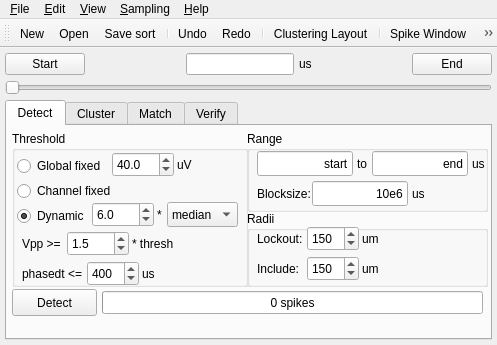
spyke/spyke, file spyke/spyke.ui: the form before one commit.
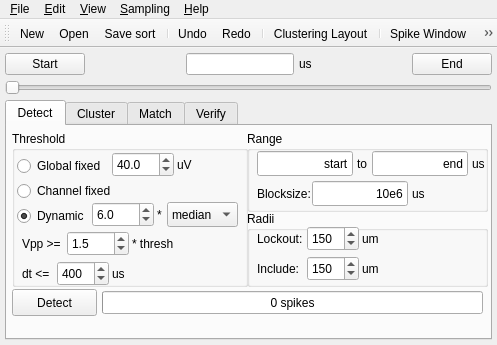
The form after the commit. Icons and pictures are not drawn. Custom widgets are drawn as their Qt base class.

Patch:
```diff
--- a/spyke/spyke.ui
+++ b/spyke/spyke.ui
@@ -303,7 +303,7 @@
         <widget class="QSpinBox" name="phaseDTSpinBox">
          <property name="geometry">
           <rect>
-           <x>75</x>
+           <x>45</x>
            <y>130</y>
            <width>52</width>
            <height>25</height>
@@ -322,7 +322,7 @@
         <widget class="QLabel" name="label_5">
          <property name="geometry">
           <rect>
-           <x>130</x>
+           <x>100</x>
            <y>135</y>
            <width>13</width>
            <height>15</height>
@@ -382,12 +382,12 @@
           <rect>
            <x>10</x>
            <y>135</y>
-           <width>66</width>
+           <width>36</width>
            <height>16</height>
           </rect>
          </property>
          <property name="text">
-          <string>phasedt &lt;= </string>
+          <string>dt &lt;= </string>
          </property>
         </widget>
         <widget class="QDoubleSpinBox" name="dynamicNoiseXSpinBox">
```
Left out of the diff: 36 changed lines with no effect on the pictures.
